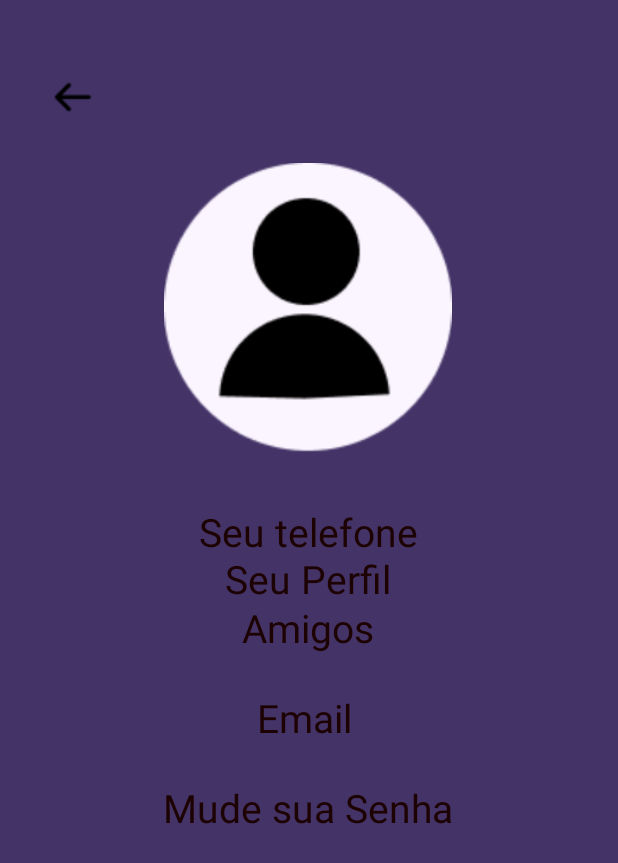
After one commit to eltonc0stadev/notesync, an Android app: the Telaperfil screen opened directly, with no data from a screen before it, on a phone screen of 412 x 824 dp. The commit adds this screen. Shown: the top 863 px of the screen. Run offline under Robolectric (Android 15) with nearby library versions, the phone set to English and light mode, and no system bars.

Commit message:
novas janelas e funções

```diff
--- a/app/src/main/AndroidManifest.xml
+++ b/app/src/main/AndroidManifest.xml
@@ -25,7 +25,8 @@
         <!-- Telacadastro Activity -->
         <activity android:name=".Telacadastro" />
         <activity android:name=".Janelaprincipal"/>
-
+        <activity android:name=".Telanota"/>
+        <activity android:name=".Telaperfil"/>
     </application>
 
 </manifest>
--- a/app/src/main/java/com/example/treino1/Janelaprincipal.kt
+++ b/app/src/main/java/com/example/treino1/Janelaprincipal.kt
@@ -1,13 +1,58 @@
 package com.example.treino1
 
+import android.content.Intent
 import android.os.Bundle
+import android.view.View
+import android.widget.ImageView
 import androidx.activity.enableEdgeToEdge
 import androidx.appcompat.app.AppCompatActivity
+import kotlin.jvm.java
 
 class Janelaprincipal : AppCompatActivity() {
     override fun onCreate(savedInstanceState: Bundle?) {
         super.onCreate(savedInstanceState)
         enableEdgeToEdge()
         setContentView(R.layout.telaprincipal)
+
+        val layoutincluido = findViewById<View>(R.id.include_grupo_nota)
+
+        val testedenota = layoutincluido.findViewById<ImageView>(R.id.bloconota)
+
+        testedenota.setOnClickListener {
+            val intent = Intent(this, Telanota::class.java)
+            startActivity(intent)
+        }
+//codigo faz com q mude as imagens
+        val favoritoemp = layoutincluido.findViewById<ImageView>(R.id.favoritoempty)
+        val favoritofull = layoutincluido.findViewById<ImageView>(R.id.favselecionado)
+
+        val lockopen = layoutincluido.findViewById<ImageView>(R.id.lockopen)
+        val lockclose = layoutincluido.findViewById<ImageView>(R.id.lockclose)
+
+        favoritoemp.setOnClickListener {
+            favoritoemp.visibility = View.INVISIBLE
+            favoritofull.visibility = View.VISIBLE
+        }
+        favoritofull.setOnClickListener {
+            favoritofull.visibility = View.INVISIBLE
+            favoritoemp.visibility = View.VISIBLE
+        }
+        lockopen.setOnClickListener {
+            lockopen.visibility = View.INVISIBLE
+            lockclose.visibility = View.VISIBLE
+        }
+        lockclose.setOnClickListener {
+            lockclose.visibility = View.INVISIBLE
+            lockopen.visibility = View.VISIBLE
+        }
+
+        val perfil = findViewById<ImageView>(R.id.iconeperfil)
+
+        perfil.setOnClickListener {
+            val intentperf = Intent(this, Telaperfil::class.java)
+            startActivity(intentperf)
+        }
+
+
     }
 }
--- a/app/src/main/java/com/example/treino1/Telanota.kt
+++ b/app/src/main/java/com/example/treino1/Telanota.kt
@@ -1,13 +1,26 @@
 package com.example.treino1
 
+
+import android.content.Intent
+import android.media.Image
 import android.os.Bundle
+import android.widget.ImageButton
 import androidx.activity.enableEdgeToEdge
 import androidx.appcompat.app.AppCompatActivity
+
 
 class Telanota : AppCompatActivity() {
     override fun onCreate(savedInstanceState: Bundle?) {
         super.onCreate(savedInstanceState)
         enableEdgeToEdge()
         setContentView(R.layout.telanota)
+
+        val voltar = findViewById<ImageButton>(R.id.voltarnota)
+
+        voltar.setOnClickListener {
+            val intent = Intent(this, Janelaprincipal::class.java)
+            startActivity(intent)
+        }
+
     }
 }
--- /dev/null
+++ b/app/src/main/java/com/example/treino1/Telaperfil.kt
@@ -0,0 +1,13 @@
+package com.example.treino1
+
+import android.os.Bundle
+import androidx.activity.enableEdgeToEdge
+import androidx.appcompat.app.AppCompatActivity
+
+class Telaperfil : AppCompatActivity(){
+    override fun onCreate(savedInstanceState: Bundle?) {
+        super.onCreate(savedInstanceState)
+        enableEdgeToEdge()
+        setContentView(R.layout.perfil)
+    }
+}
--- a/app/src/main/res/layout/gruponota.xml
+++ b/app/src/main/res/layout/gruponota.xml
@@ -66,7 +66,7 @@
         app:srcCompat="@drawable/cadeado" />
 
     <ImageView
-        android:id="@+id/imageView16"
+        android:id="@+id/lockopen"
         android:layout_width="14dp"
         android:layout_height="18dp"
         android:clickable="true"
--- /dev/null
+++ b/app/src/main/res/layout/perfil.xml
@@ -0,0 +1,100 @@
+<?xml version="1.0" encoding="utf-8"?>
+<androidx.constraintlayout.widget.ConstraintLayout xmlns:android="http://schemas.android.com/apk/res/android"
+    xmlns:app="http://schemas.android.com/apk/res-auto"
+    xmlns:tools="http://schemas.android.com/tools"
+    android:layout_width="match_parent"
+    android:layout_height="match_parent"
+    android:background="#433367">
+
+    <TextView
+        android:id="@+id/Changepass"
+        android:layout_width="wrap_content"
+        android:layout_height="wrap_content"
+        android:layout_marginBottom="268dp"
+        android:text="@string/changepass"
+        android:textColor="#1D0202"
+        android:textSize="26sp"
+        app:layout_constraintBottom_toBottomOf="parent"
+        app:layout_constraintEnd_toEndOf="parent"
+        app:layout_constraintHorizontal_bias="0.498"
+        app:layout_constraintStart_toStartOf="parent" />
+
+    <TextView
+        android:id="@+id/Email"
+        android:layout_width="wrap_content"
+        android:layout_height="wrap_content"
+        android:layout_marginBottom="328dp"
+        android:text="@string/Email"
+        android:textColor="#1D0202"
+        android:textSize="26sp"
+        app:layout_constraintBottom_toBottomOf="parent"
+        app:layout_constraintEnd_toEndOf="parent"
+        app:layout_constraintHorizontal_bias="0.491"
+        app:layout_constraintStart_toStartOf="parent" />
+
+    <TextView
+        android:id="@+id/friends"
+        android:layout_width="wrap_content"
+        android:layout_height="wrap_content"
+        android:layout_marginBottom="388dp"
+        android:text="@string/Amigos"
+        android:textColor="#1D0202"
+        android:textSize="26sp"
+        app:layout_constraintBottom_toBottomOf="parent"
+        app:layout_constraintEnd_toEndOf="parent"
+        app:layout_constraintHorizontal_bias="0.498"
+        app:layout_constraintStart_toStartOf="parent" />
+
+    <ImageButton
+        android:id="@+id/imageButton2"
+        android:layout_width="41dp"
+        android:layout_height="49dp"
+        android:layout_marginTop="40dp"
+        android:background="@android:color/transparent"
+        android:contentDescription="@string/voltar"
+        app:layout_constraintEnd_toEndOf="parent"
+        app:layout_constraintHorizontal_bias="0.075"
+        app:layout_constraintStart_toStartOf="parent"
+        app:layout_constraintTop_toTopOf="parent"
+        app:srcCompat="@drawable/voltar" />
+
+    <ImageView
+        android:id="@+id/imageView3"
+        android:layout_width="192dp"
+        android:layout_height="238dp"
+        android:contentDescription="@string/perfil"
+        app:layout_constraintBottom_toBottomOf="parent"
+        app:layout_constraintEnd_toEndOf="parent"
+        app:layout_constraintHorizontal_bias="0.497"
+        app:layout_constraintStart_toStartOf="parent"
+        app:layout_constraintTop_toTopOf="parent"
+        app:layout_constraintVertical_bias="0.166"
+        app:srcCompat="@drawable/perfilicone" />
+
+    <TextView
+        android:id="@+id/Name"
+        android:layout_width="wrap_content"
+        android:layout_height="wrap_content"
+        android:layout_marginTop="368dp"
+        android:text="@string/perfil"
+        android:textColor="#1D0202"
+        android:textColorLink="#000000"
+        android:textSize="26sp"
+        app:layout_constraintEnd_toEndOf="parent"
+        app:layout_constraintHorizontal_bias="0.498"
+        app:layout_constraintStart_toStartOf="parent"
+        app:layout_constraintTop_toTopOf="parent" />
+
+    <TextView
+        android:id="@+id/Phone"
+        android:layout_width="wrap_content"
+        android:layout_height="wrap_content"
+        android:layout_marginBottom="452dp"
+        android:text="@string/phone"
+        android:textColor="#1D0202"
+        android:textSize="26sp"
+        app:layout_constraintBottom_toBottomOf="parent"
+        app:layout_constraintEnd_toEndOf="parent"
+        app:layout_constraintHorizontal_bias="0.498"
+        app:layout_constraintStart_toStartOf="parent" />
+</androidx.constraintlayout.widget.ConstraintLayout>
--- a/app/src/main/res/layout/telanota.xml
+++ b/app/src/main/res/layout/telanota.xml
@@ -22,7 +22,7 @@
         app:srcCompat="@drawable/tema" />
 
     <ImageButton
-        android:id="@+id/imageButton2"
+        android:id="@+id/voltarnota"
         android:layout_width="78dp"
         android:layout_height="47dp"
         android:layout_marginTop="60dp"
--- a/app/src/main/res/layout/telaprincipal.xml
+++ b/app/src/main/res/layout/telaprincipal.xml
@@ -142,7 +142,7 @@
         app:layout_constraintStart_toStartOf="parent" />
 
     <ImageView
-        android:id="@+id/imageView33"
+        android:id="@+id/iconeperfil"
         android:layout_width="70dp"
         android:layout_height="76dp"
         android:layout_marginBottom="72dp"
@@ -155,6 +155,7 @@
         app:layout_constraintStart_toStartOf="parent"
         app:srcCompat="@drawable/perfilicone" />
     <include
+        android:id="@+id/include_grupo_nota"
         layout="@layout/gruponota"
         android:layout_marginTop="16dp"
         android:layout_marginStart="54dp"/>
--- a/app/src/main/res/values/strings.xml
+++ b/app/src/main/res/values/strings.xml
@@ -19,4 +19,8 @@
     <string name="lupa">pesquisa</string>
     <string name="criarnota">crianota</string>
     <string name="perfil">Seu Perfil</string>
+    <string name="phone">Seu telefone</string>
+    <string name="Amigos">Amigos</string>
+    <string name="Email">Email</string>
+    <string name="changepass">Mude sua Senha</string>
 </resources>
```
